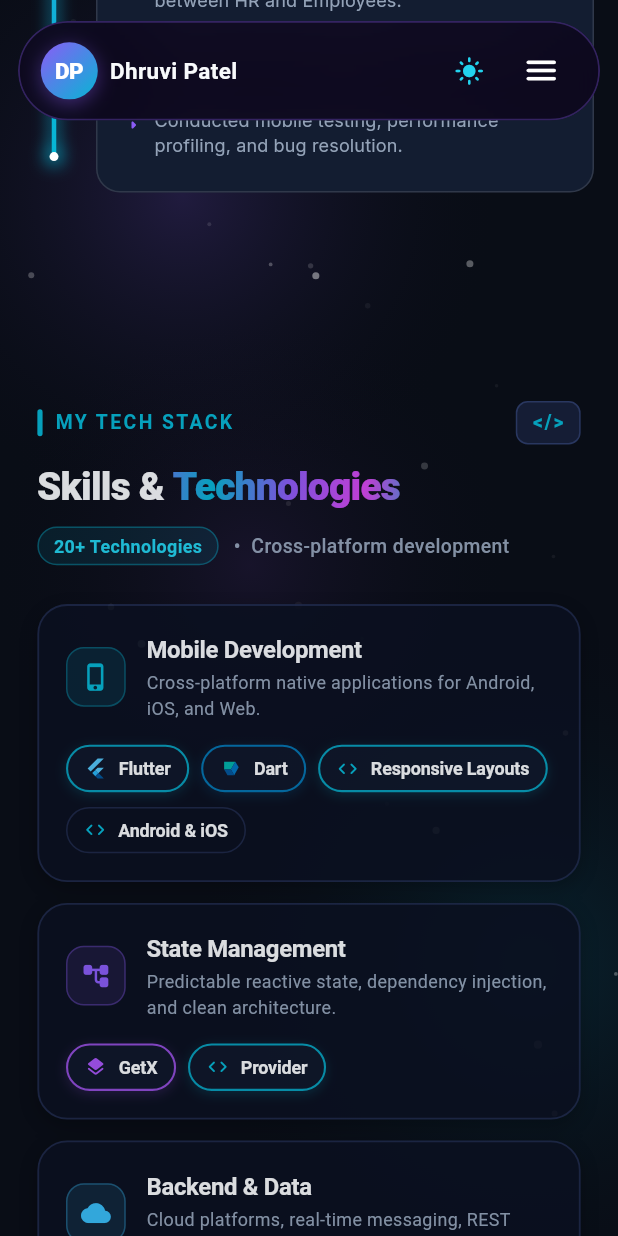
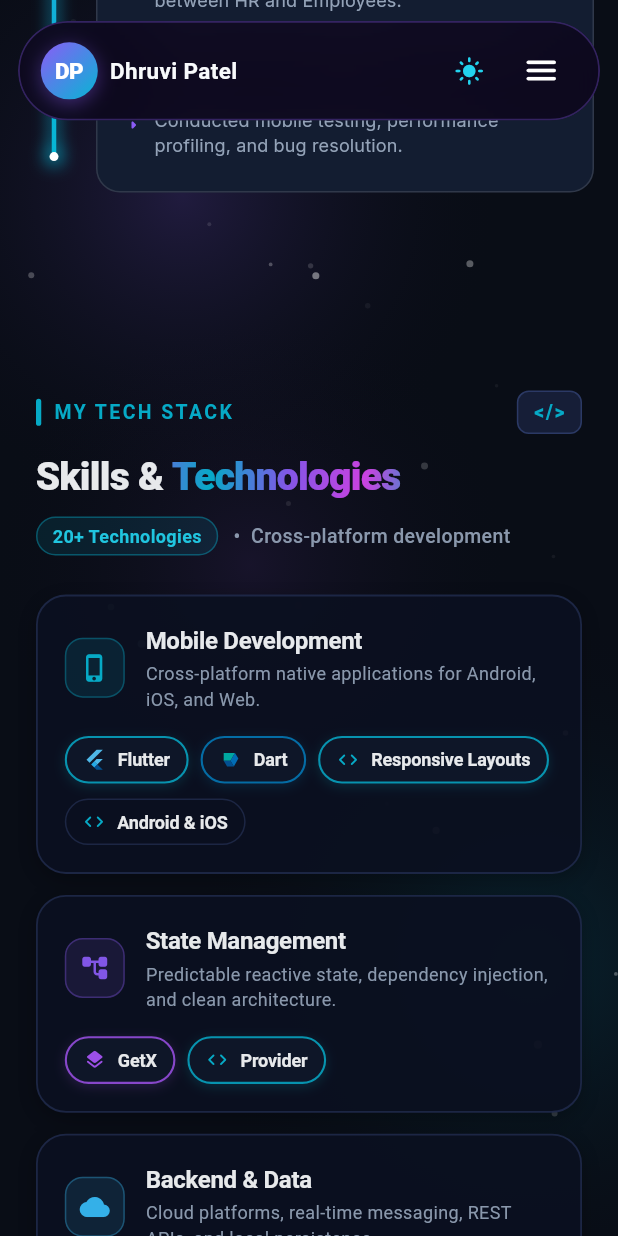
Before and after one commit to dev-dhruvi/my-portfolio, a Flutter app: the screen it shows after launch, scrolled down 2880 dp, on a phone screen of 412 x 824 dp. Run offline on Flutter 3.47's test engine with Material 3 defaults, Android fonts, the phone set to English and light mode, and no system bars; drawn by our look-alikes of flutter_animate; our stand-ins replace font_awesome_flutter, go_router, google_fonts; network calls fail.

Commit message:
fix(navigation): resolve double flickering on navbar tap with programmatic scroll lock and animation stabilization

```diff
--- a/lib/widgets/animations/scroll_visibility_revealer.dart
+++ b/lib/widgets/animations/scroll_visibility_revealer.dart
@@ -17,10 +17,10 @@
   const ScrollVisibilityRevealer({
     super.key,
     required this.child,
-    this.duration = const Duration(milliseconds: 600),
+    this.duration = const Duration(milliseconds: 500),
     this.delay = Duration.zero,
-    this.slideDistance = 32.0,
-    this.initialScale = 0.96,
+    this.slideDistance = 0.0,
+    this.initialScale = 1.0,
     this.viewportThreshold = 0.88,
     this.animateOnce = true,
     this.curve = Curves.easeOutCubic,
@@ -137,25 +137,38 @@
       return widget.child;
     }
 
+    if (_hasAnimated && _controller.isCompleted) {
+      return widget.child;
+    }
+
+    final hasTransform =
+        widget.slideDistance > 0.0 || widget.initialScale != 1.0;
+
     return RepaintBoundary(
-      child: AnimatedBuilder(
+      child: FadeTransition(
+        opacity: _fadeAnimation,
+        child: hasTransform
+            ? AnimatedBuilder(
                 animation: _controller,
                 builder: (context, child) {
-          if (_controller.isCompleted) {
-            return child!;
+                  Widget result = child!;
+                  if (widget.slideDistance > 0.0) {
+                    result = Transform.translate(
+                      offset: Offset(0, _slideAnimation.value),
+                      child: result,
+                    );
                   }
-          return Opacity(
-            opacity: _fadeAnimation.value,
-            child: Transform.translate(
-              offset: Offset(0, _slideAnimation.value),
-              child: Transform.scale(
+                  if (widget.initialScale != 1.0) {
+                    result = Transform.scale(
                       scale: _scaleAnimation.value,
-                child: child,
-              ),
-            ),
+                      child: result,
                     );
+                  }
+                  return result;
                 },
                 child: widget.child,
+              )
+            : widget.child,
       ),
     );
   }
```
Also changed, not shown: lib/sections/portfolio_page.dart (+31 -1 lines), lib/sections/projects/projects_section.dart (+0 -7 lines). Lines whose indentation alone changed are shown as unchanged.
